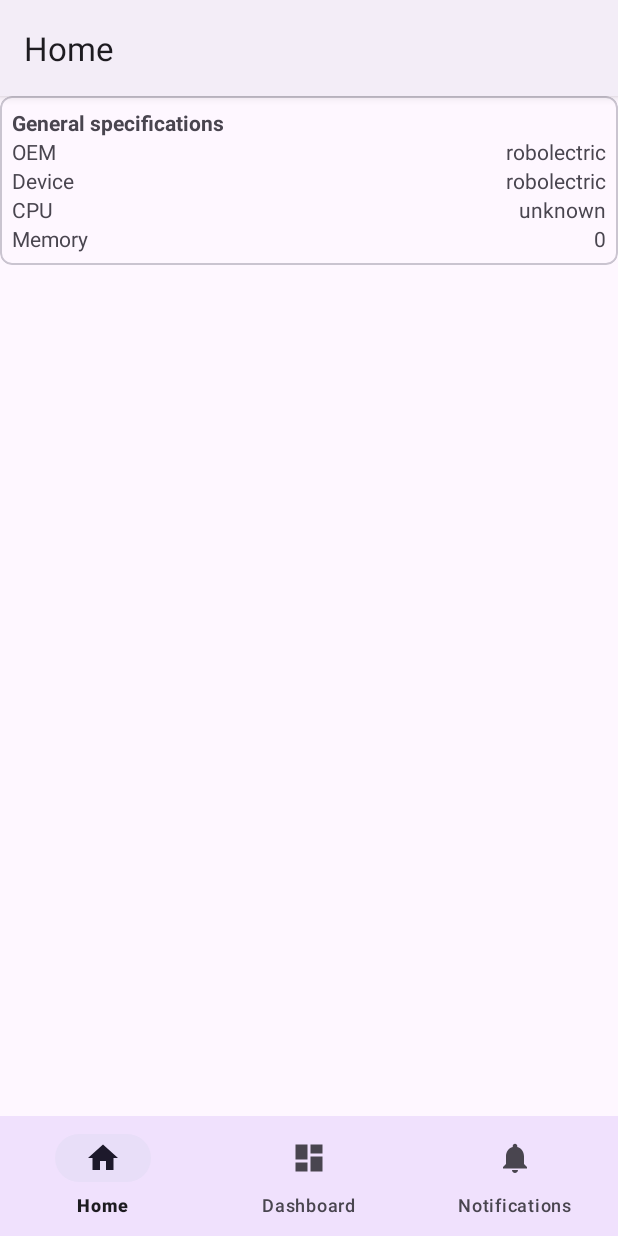
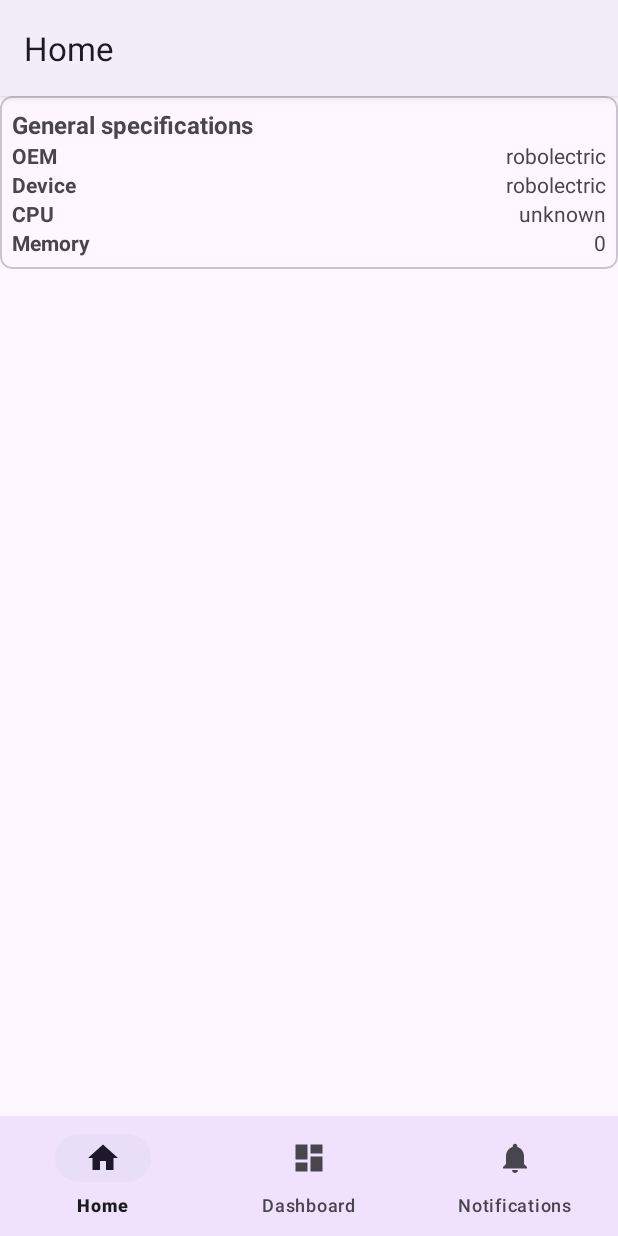
Before and after one commit to errortek/jpb24, an Android app: the screen it shows after launch (MainActivity), on a phone screen of 412 x 824 dp. Run offline under Robolectric (Android 15) with nearby library versions, the phone set to English and light mode, and no system bars; our stand-ins replace navigation-ui.

Commit message:
UI update

```diff
--- a/app/src/main/res/layout/fragment_home.xml
+++ b/app/src/main/res/layout/fragment_home.xml
@@ -31,6 +31,7 @@
                         android:layout_height="wrap_content"
                         android:fontFamily="sans-serif"
                         android:text="General specifications"
+                        android:textSize="16sp"
                         android:textStyle="bold"></TextView>
 
                     <LinearLayout
@@ -42,7 +43,8 @@
                             android:id="@+id/textView"
                             android:layout_width="wrap_content"
                             android:layout_height="wrap_content"
-                            android:text="OEM" />
+                            android:text="OEM"
+                            android:textStyle="bold" />
 
                         <View
                             android:layout_width="0dp"
@@ -65,7 +67,8 @@
                             android:id="@+id/textView3"
                             android:layout_width="wrap_content"
                             android:layout_height="wrap_content"
-                            android:text="Device" />
+                            android:text="Device"
+                            android:textStyle="bold" />
 
                         <View
                             android:layout_width="0dp"
@@ -88,7 +91,8 @@
                             android:id="@+id/textView5"
                             android:layout_width="wrap_content"
                             android:layout_height="wrap_content"
-                            android:text="CPU" />
+                            android:text="CPU"
+                            android:textStyle="bold" />
 
                         <View
                             android:layout_width="0dp"
@@ -111,7 +115,8 @@
                             android:id="@+id/textView7"
                             android:layout_width="wrap_content"
                             android:layout_height="wrap_content"
-                            android:text="Memory" />
+                            android:text="Memory"
+                            android:textStyle="bold" />
 
                         <View
                             android:layout_width="0dp"
```
